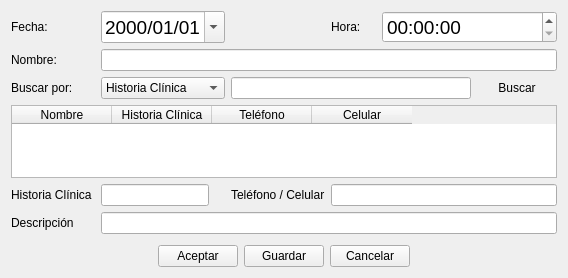
This is agenda/newtask_agenda_ui.ui in rodety/manager as Qt 5 draws it before an edit. The edited form follows.
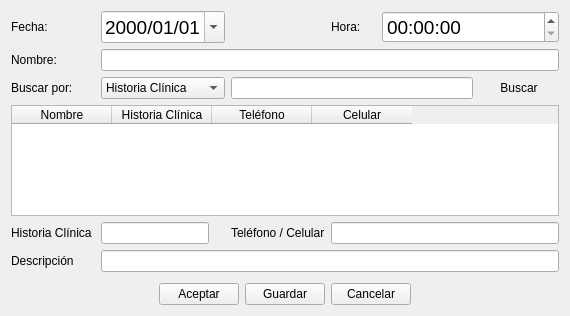
This is the edited form. Icons and pictures are not drawn.

What changed in the file:
```diff
--- a/agenda/newtask_agenda_ui.ui
+++ b/agenda/newtask_agenda_ui.ui
@@ -6,8 +6,8 @@
    <rect>
     <x>0</x>
     <y>0</y>
-    <width>568</width>
-    <height>278</height>
+    <width>570</width>
+    <height>316</height>
    </rect>
   </property>
   <property name="windowTitle">
```
Left out of the diff: 8 changed lines with no effect on the pictures.
